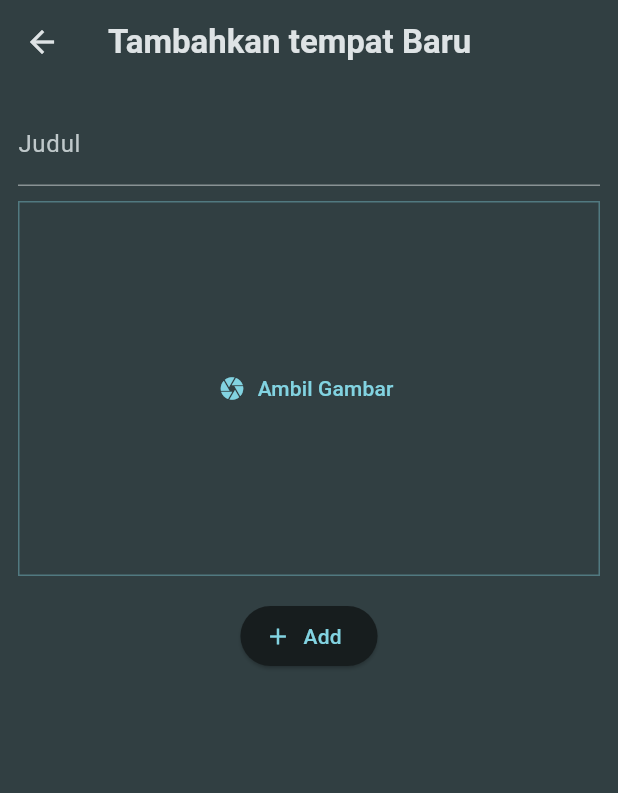
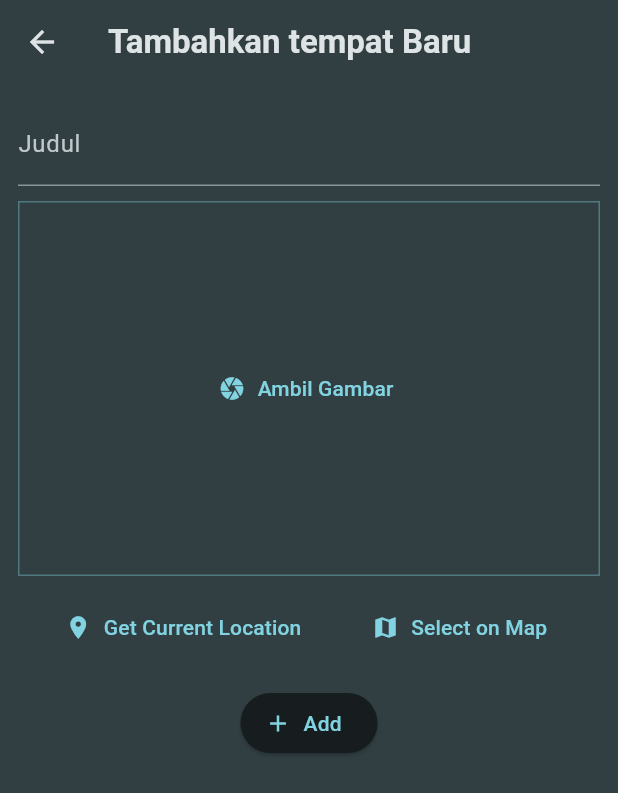
Before and after one commit to bagoesrex/PlaceKeeper-App, a Flutter app: the AddPlaceScreen screen opened directly, on a phone screen of 412 x 824 dp. Shown: the top 793 px of the screen. Run offline on Flutter 3.47's test engine with Material 3 defaults, Android fonts, the light colour scheme and no system bars; our stand-ins replace flutter_riverpod, google_fonts, image_picker.

Commit message:
feat: add locationinput widget

```diff
--- a/lib/screens/add_place.dart
+++ b/lib/screens/add_place.dart
@@ -5,6 +5,7 @@ import 'package:flutter_riverpod/flutter_riverpod.dart';
 
 import 'package:placekeeper_app/providers/user_places.dart';
 import 'package:placekeeper_app/widgets/image_input.dart';
+import 'package:placekeeper_app/widgets/location_input.dart';
 
 class AddPlaceScreen extends ConsumerStatefulWidget {
   const AddPlaceScreen({super.key});
@@ -58,6 +59,8 @@ class _AddPlaceScreenState extends ConsumerState<AddPlaceScreen> {
                 _selectedImage = image;
               },
             ),
+            const SizedBox(height: 10),
+            LocationInput(),
             const SizedBox(height: 16),
             ElevatedButton.icon(
               icon: Icon(Icons.add),
--- /dev/null
+++ b/lib/widgets/location_input.dart
@@ -0,0 +1,35 @@
+import 'package:flutter/material.dart';
+
+class LocationInput extends StatefulWidget {
+  const LocationInput({super.key});
+
+  @override
+  State<LocationInput> createState() {
+    return _LocationInputState();
+  }
+}
+
+class _LocationInputState extends State<LocationInput> {
+  @override
+  Widget build(BuildContext context) {
+    return Column(
+      children: [
+        Row(
+          mainAxisAlignment: MainAxisAlignment.spaceEvenly,
+          children: [
+            TextButton.icon(
+              icon: const Icon(Icons.location_on),
+              label: const Text('Get Current Location'),
+              onPressed: () {},
+            ),
+            TextButton.icon(
+              icon: const Icon(Icons.map),
+              label: const Text('Select on Map'),
+              onPressed: () {},
+            ),
+          ],
+        ),
+      ],
+    );
+  }
+}
```
